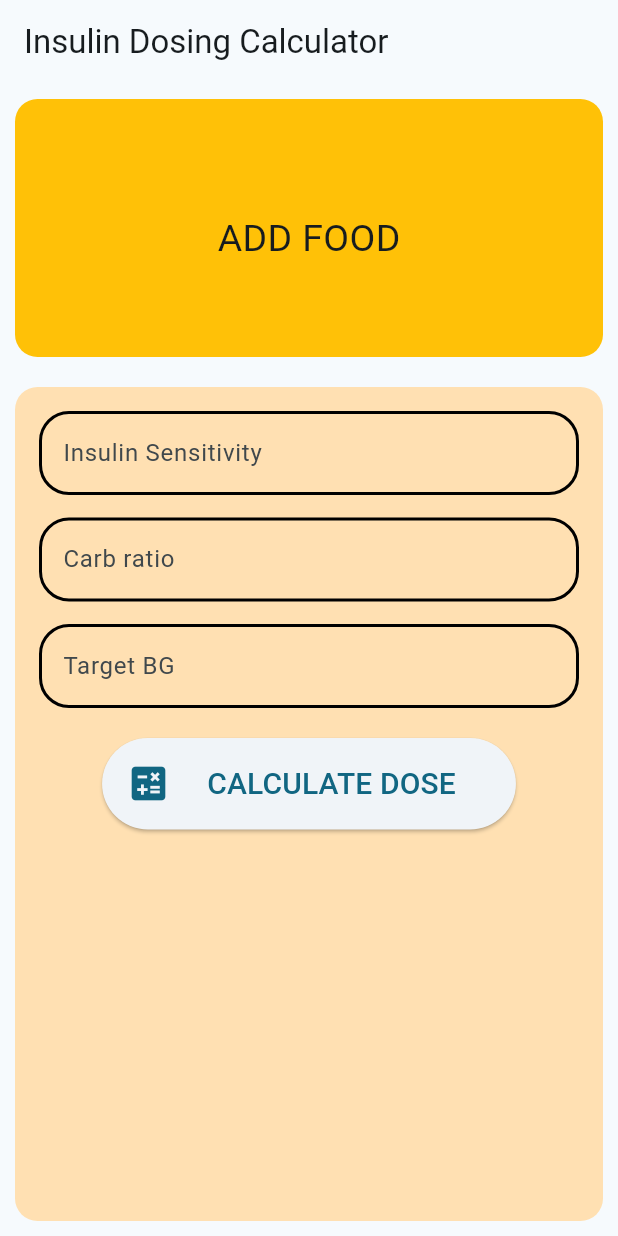
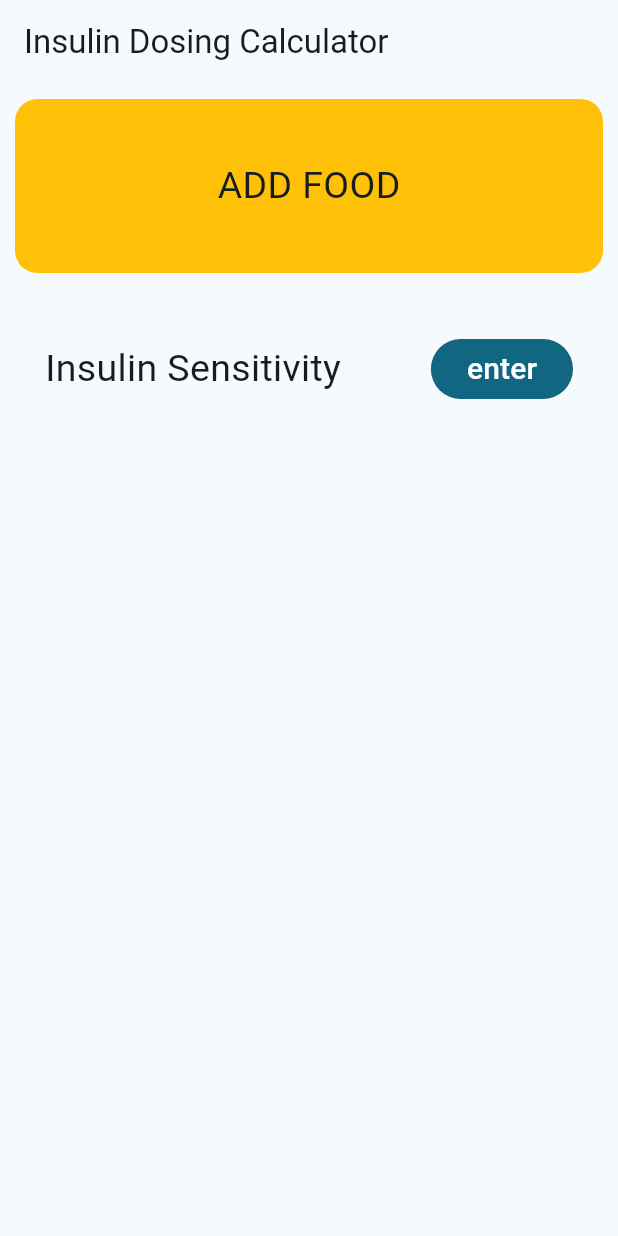
Before and after one commit to michellejw/bolus_calculator_v2, a Flutter app: the screen it shows after launch, on a phone screen of 412 x 824 dp. Run offline on Flutter 3.47's test engine with Material 3 defaults, Android fonts, the phone set to English and light mode, and no system bars; drawn by our look-alikes of sliding_up_panel; our stand-ins replace gap.

Commit message:
experimenting with adding a custom keypad

```diff
--- a/lib/components/input_form.dart
+++ b/lib/components/input_form.dart
@@ -14,124 +14,14 @@ class _InputFormState extends State<InputForm> {
   double _carbRatio = 0.0;
   double _targetBloodGlucose = 0.0;
 
-  final FocusNode _insulinSensitivityFocusNode = FocusNode();
-  final FocusNode _carbRatioFocusNode = FocusNode();
-  final FocusNode _targetBloodGlucoseFocusNode = FocusNode();
-
-  void _submitForm() {
-    if (_formKey.currentState!.validate()) {
-      _formKey.currentState!.save();
-    }
-    // Do dosing calculation and navigate to the results page
-  }
-
-  String? _validatePositiveNumber(String? value) {
-    // This function returns null if the input is value or an error message
-    // if necessary to let the user know what to change.
-    if (value == null || value.isEmpty) {
-      return 'Please enter a number';
-    }
-    final number = double.tryParse(value);
-    if (number == null || number <= 0) {
-      return 'Please enter a positive number';
-    }
-    return null;
-  }
-
   @override
   Widget build(BuildContext context) {
     return Form(
       key: _formKey,
-      child: SingleChildScrollView(
-        padding: const EdgeInsets.all(16.0),
+      child: const SingleChildScrollView(
+        padding: EdgeInsets.all(16.0),
         child: Column(
-          children: <Widget>[
-            TextFormField(
-                focusNode: _insulinSensitivityFocusNode,
-                keyboardType: const TextInputType.numberWithOptions(
-                  signed: true,
-                  decimal: false,
-                ),
-                textInputAction: TextInputAction.next,
-                onFieldSubmitted: (_) {
-                  // When "Next" button is pressed, move focus to the next field
-                  FocusScope.of(context).requestFocus(_carbRatioFocusNode);
-                },
-                decoration: const InputDecoration(
-                  labelText: 'Insulin Sensitivity',
-                  enabledBorder: OutlineInputBorder(
-                    borderRadius: BorderRadius.all(
-                      Radius.circular(20.0),
-                    ),
-                    borderSide: BorderSide(
-                      // color: Colors.black,
-                      width: 2.0,
-                    ),
-                  ),
-                  focusedBorder: OutlineInputBorder(
-                    borderRadius: BorderRadius.all(Radius.circular(20.0)),
-                    borderSide: BorderSide(color: Colors.blue, width: 2.0),
-                  ),
-                ),
-                validator: _validatePositiveNumber,
-                onSaved: (value) {
-                  _insulinSensitivity = double.parse(value!);
-                }),
-            Gap(15.0),
-            TextFormField(
-                focusNode: _carbRatioFocusNode,
-                decoration: const InputDecoration(
-                  labelText: 'Carb ratio',
-                  enabledBorder: OutlineInputBorder(
-                    borderRadius: BorderRadius.all(Radius.circular(20.0)),
-                    borderSide: BorderSide(color: Colors.black, width: 2.0),
-                  ),
-                  focusedBorder: OutlineInputBorder(
-                    borderRadius: BorderRadius.all(Radius.circular(20.0)),
-                    borderSide: BorderSide(color: Colors.blue, width: 2.0),
-                  ),
-                ),
-                keyboardType:
-                    const TextInputType.numberWithOptions(decimal: false),
-                validator: _validatePositiveNumber,
-                onSaved: (value) {
-                  _carbRatio = double.parse(value!);
-                }),
-            Gap(15.0),
-            TextFormField(
-                decoration: const InputDecoration(
-                  labelText: 'Target BG',
-                  enabledBorder: OutlineInputBorder(
-                    borderRadius: BorderRadius.all(Radius.circular(20.0)),
-                    borderSide: BorderSide(color: Colors.black, width: 2.0),
-                  ),
-                  focusedBorder: OutlineInputBorder(
-                    borderRadius: BorderRadius.all(Radius.circular(20.0)),
-                    borderSide: BorderSide(color: Colors.blue, width: 2.0),
-                  ),
-                ),
-                keyboardType:
-                    const TextInputType.numberWithOptions(decimal: false),
-                validator: _validatePositiveNumber,
-                onSaved: (value) {
-                  _targetBloodGlucose = double.parse(value!);
-                }),
-            Padding(
-              padding: EdgeInsets.all(20.0),
-              child: ElevatedButton.icon(
-                onPressed: () {
-                  // Respond to button press
-                },
-                icon: const Icon(Icons.calculate, size: 30),
-                label: const Padding(
-                    padding: EdgeInsets.all(16.0),
-                    child: Text(
-                      "CALCULATE DOSE",
-                      style: TextStyle(fontSize: 20.0),
-                    )),
-              ),
-            )
-          ],
+          children: <Widget>[],
         ),
       ),
     );
--- /dev/null
+++ b/lib/components/number_keypad.dart
@@ -0,0 +1 @@
+import 'package:flutter/material.dart';
--- a/lib/components/plain_card.dart
+++ /dev/null
@@ -1,20 +0,0 @@
-import 'package:flutter/material.dart';
-
-class PlainCard extends StatelessWidget {
-  const PlainCard({super.key, this.cardColor, this.cardWidget});
-
-  final Color? cardColor;
-  final Widget? cardWidget;
-
-  @override
-  Widget build(BuildContext context) {
-    return Container(
-      margin: const EdgeInsets.all(10.0),
-      decoration: BoxDecoration(
-        color: cardColor,
-        borderRadius: BorderRadius.circular(15.0),
-      ),
-      child: cardWidget,
-    );
-  }
-}
--- a/lib/components/text_button_card.dart
+++ /dev/null
@@ -1,37 +0,0 @@
-import 'package:flutter/material.dart';
-import 'package:gap/gap.dart';
-
-class TextButtonCard extends StatelessWidget {
-  TextButtonCard({
-    super.key,
-    required this.buttonText,
-    required this.onTap,
-    this.buttonFontSize = 25.0,
-  });
-
-  final String buttonText;
-  final VoidCallback onTap;
-  double buttonFontSize;
-
-  @override
-  Widget build(BuildContext context) {
-    return GestureDetector(
-      onTap: onTap,
-      child: Column(
-        mainAxisAlignment: MainAxisAlignment.center,
-        crossAxisAlignment: CrossAxisAlignment.stretch,
-        children: <Widget>[
-          const Gap(15),
-          Center(
-            child: Text(
-              buttonText,
-              style: TextStyle(
-                fontSize: buttonFontSize,
-              ),
-            ),
-          ),
-        ],
-      ),
-    );
-  }
-}
--- a/lib/main.dart
+++ b/lib/main.dart
@@ -1,5 +1,5 @@
 import 'package:flutter/material.dart';
-import 'screens/input_screen.dart';
+import 'screens/keypad_panel.dart';
 
 void main() {
   runApp(const MyApp());
--- a/lib/screens/input_screen.dart
+++ b/lib/screens/input_screen.dart
@@ -1,62 +1,82 @@
+import 'package:flutter/material.dart';
 import 'package:bolus_calculator_v2/screens/add_food_screen.dart';
-import 'package:flutter/material.dart';
-import 'package:bolus_calculator_v2/components/plain_card.dart';
-import 'package:bolus_calculator_v2/components/text_button_card.dart';
-import 'package:bolus_calculator_v2/components/input_form.dart';
+import 'package:gap/gap.dart';
+import 'package:sliding_up_panel/sliding_up_panel.dart';
 
-class MyHomePage extends StatefulWidget {
-  const MyHomePage({super.key, required this.title});
-
-  final String title;
+class InputScreen extends StatefulWidget {
+  InputScreen({super.key, required this.pc});
+  final PanelController? pc;
 
   @override
-  State<MyHomePage> createState() => _MyHomePageState();
+  State<InputScreen> createState() => _InputScreenState();
 }
 
-class _MyHomePageState extends State<MyHomePage> {
-  int _counter = 0;
-
-  void _incrementCounter() {
-    setState(() {
-      _counter++;
-    });
-  }
-
+class _InputScreenState extends State<InputScreen> {
   @override
   Widget build(BuildContext context) {
-    return Scaffold(
-      appBar: AppBar(
-        title: Text(widget.title),
-      ),
-      body: SafeArea(
-        child: Column(
-          children: <Widget>[
-            Expanded(
-              flex: 1,
-              child: PlainCard(
-                cardColor: Colors.amber,
-                cardWidget: TextButtonCard(
-                  buttonText: 'ADD FOOD',
-                  onTap: () {
-                    Navigator.of(context).push(
-                      MaterialPageRoute(builder: (context) {
-                        return const AddFoodPage();
-                      }),
-                    );
-                  },
+    return Column(
+      children: <Widget>[
+        GestureDetector(
+          onTap: () {
+            Navigator.of(context).push(MaterialPageRoute(builder: (context) {
+              return const AddFoodPage();
+            }));
+          },
+          child: Column(
+            crossAxisAlignment: CrossAxisAlignment.stretch,
+            children: [
+              Container(
+                alignment: Alignment.center,
+                margin: const EdgeInsets.all(10.0),
+                padding: const EdgeInsets.symmetric(
+                    horizontal: 15.0, vertical: 40.0),
+                decoration: BoxDecoration(
+                  color: Colors.amber,
+                  borderRadius: BorderRadius.circular(15.0),
+                ),
+                child: const Text(
+                  'ADD FOOD',
+                  style: TextStyle(fontSize: 25.0),
                 ),
               ),
-            ),
-            Expanded(
-              flex: 3,
-              child: PlainCard(
-                cardColor: Colors.orange.shade100,
-                cardWidget: const InputForm(),
+            ],
+          ),
+        ),
+        const Gap(30.0),
+        Column(
+          children: <Widget>[
+            Container(
+              margin: const EdgeInsets.symmetric(horizontal: 30.0),
+              child: Row(
+                mainAxisAlignment: MainAxisAlignment.spaceBetween,
+                children: <Widget>[
+                  const Column(
+                    children: <Widget>[
+                      Text(
+                        'Insulin Sensitivity',
+                        style: TextStyle(fontSize: 25.0),
+                      ),
+                    ],
+                  ),
+                  Column(
+                    children: [
+                      FilledButton(
+                        onPressed: () {
+                          widget.pc!.open();
+                        },
+                        child: const Text(
+                          'enter',
+                          style: TextStyle(fontSize: 20.0),
+                        ),
+                      )
+                    ],
+                  )
+                ],
               ),
-            ),
+            )
           ],
         ),
-      ),
+      ],
     );
   }
 }
--- /dev/null
+++ b/lib/screens/keypad_panel.dart
@@ -0,0 +1,38 @@
+import 'package:flutter/material.dart';
+import 'package:sliding_up_panel/sliding_up_panel.dart';
+import 'package:bolus_calculator_v2/screens/input_screen.dart';
+
+class MyHomePage extends StatefulWidget {
+  const MyHomePage({super.key, required this.title});
+
+  final String title;
+
+  @override
+  State<MyHomePage> createState() => _MyHomePageState();
+}
+
+class _MyHomePageState extends State<MyHomePage> {
+  final PanelController _pc = PanelController();
+
+  @override
+  Widget build(BuildContext context) {
+    return Scaffold(
+      appBar: AppBar(
+        title: Text(widget.title),
+      ),
+      body: SafeArea(
+        child: SlidingUpPanel(
+          controller: _pc,
+          panel: const Center(
+            child: Text('hi hi'),
+          ),
+          minHeight: 0,
+          maxHeight: 350,
+          body: InputScreen(
+            pc: _pc,
+          ),
+        ),
+      ),
+    );
+  }
+}
--- a/pubspec.yaml
+++ b/pubspec.yaml
@@ -12,6 +12,7 @@ dependencies:
     sdk: flutter
   gap: ^3.0.1
   cupertino_icons: ^1.0.2
+  sliding_up_panel: ^2.0.0+1
 
 dev_dependencies:
   flutter_test:
```
Also changed, not shown: pubspec.lock.
